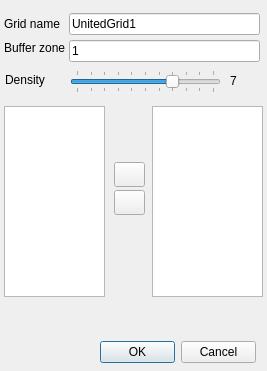
This is gui/qtui/UniteGridsDlg.ui in kalininei/HybMesh as Qt 5 draws it before an edit. The edited form follows.
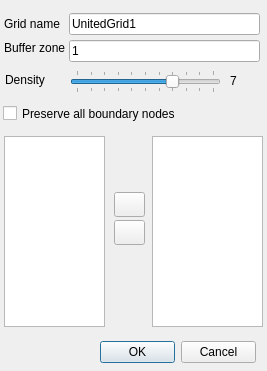
This is the edited form. Icons and pictures are not drawn.

Commit message: fix boundary points option

```diff
--- a/gui/qtui/UniteGridsDlg.ui
+++ b/gui/qtui/UniteGridsDlg.ui
@@ -37,7 +37,7 @@
    <property name="geometry">
     <rect>
      <x>4</x>
-     <y>106</y>
+     <y>136</y>
      <width>101</width>
      <height>191</height>
     </rect>
@@ -76,7 +76,7 @@
    <property name="geometry">
     <rect>
      <x>152</x>
-     <y>106</y>
+     <y>136</y>
      <width>111</width>
      <height>191</height>
     </rect>
@@ -89,7 +89,7 @@
    <property name="geometry">
     <rect>
      <x>114</x>
-     <y>162</y>
+     <y>192</y>
      <width>31</width>
      <height>25</height>
     </rect>
@@ -106,7 +106,7 @@
    <property name="geometry">
     <rect>
      <x>114</x>
-     <y>190</y>
+     <y>220</y>
      <width>31</width>
      <height>25</height>
     </rect>
@@ -199,6 +199,19 @@
     <string>7</string>
    </property>
   </widget>
+  <widget class="QCheckBox" name="cb_preserve">
+   <property name="geometry">
+    <rect>
+     <x>3</x>
+     <y>103</y>
+     <width>191</width>
+     <height>21</height>
+    </rect>
+   </property>
+   <property name="text">
+    <string>Preserve all boundary nodes</string>
+   </property>
+  </widget>
  </widget>
  <resources>
   <include location="ComGridRes.qrc"/>
```
The commit also changes 14 other files.
